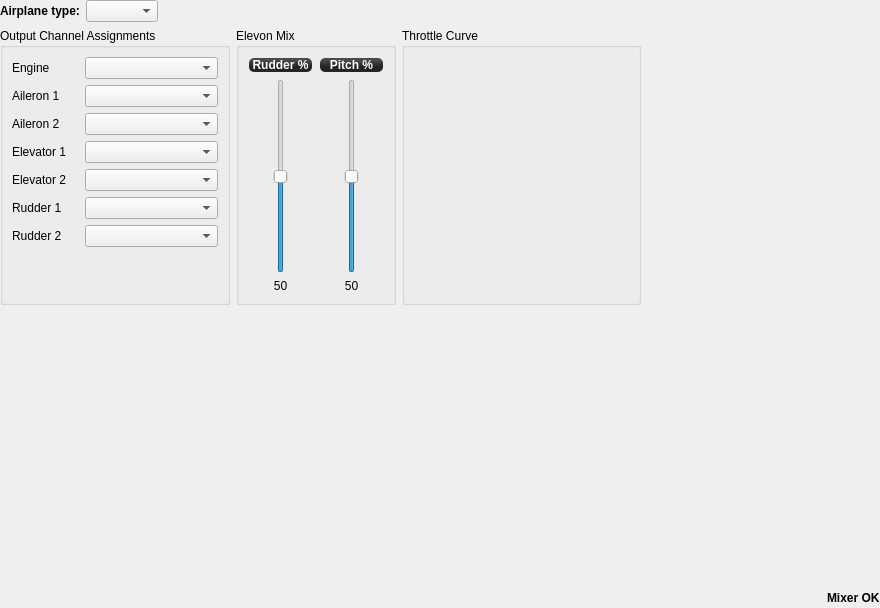
openpilot/OpenPilot, file ground/openpilotgcs/src/plugins/config/airframe_fixedwing.ui: the form before one commit.
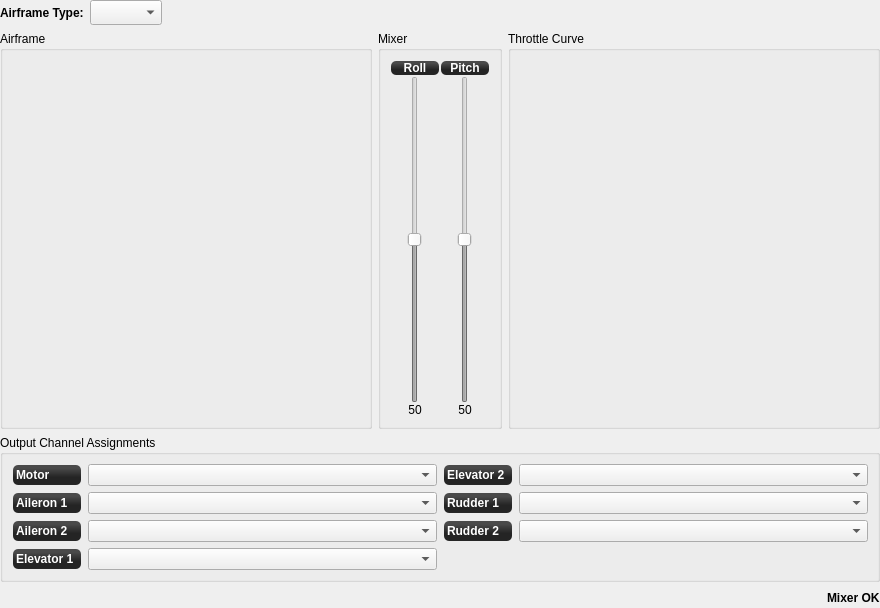
The form after the commit. Custom widgets are drawn as their Qt base class.

```diff
--- a/ground/openpilotgcs/src/plugins/config/airframe_fixedwing.ui
+++ b/ground/openpilotgcs/src/plugins/config/airframe_fixedwing.ui
@@ -13,20 +13,329 @@
   <property name="windowTitle">
    <string>Form</string>
   </property>
-  <layout class="QVBoxLayout" name="verticalLayout_10">
-   <property name="margin">
+  <layout class="QGridLayout" name="gridLayout">
+   <property name="leftMargin">
     <number>0</number>
    </property>
-   <item>
-    <layout class="QHBoxLayout" name="horizontalLayout_2">
+   <property name="topMargin">
+    <number>0</number>
+   </property>
+   <property name="rightMargin">
+    <number>0</number>
+   </property>
+   <property name="bottomMargin">
+    <number>0</number>
+   </property>
+   <item row="2" column="0">
+    <widget class="QGroupBox" name="airframeBox">
+     <property name="minimumSize">
+      <size>
+       <width>10</width>
+       <height>10</height>
+      </size>
+     </property>
+     <property name="maximumSize">
+      <size>
+       <width>16777215</width>
+       <height>16777215</height>
+      </size>
+     </property>
+     <property name="title">
+      <string>Airframe</string>
+     </property>
+     <layout class="QVBoxLayout" name="verticalLayout_8" stretch="1">
+      <property name="leftMargin">
+       <number>9</number>
+      </property>
+      <property name="topMargin">
+       <number>9</number>
+      </property>
+      <property name="rightMargin">
+       <number>9</number>
+      </property>
+      <property name="bottomMargin">
+       <number>9</number>
+      </property>
+      <item>
+       <widget class="QGraphicsView" name="planeShape">
+        <property name="sizePolicy">
+         <sizepolicy hsizetype="MinimumExpanding" vsizetype="MinimumExpanding">
+          <horstretch>0</horstretch>
+          <verstretch>0</verstretch>
+         </sizepolicy>
+        </property>
+        <property name="minimumSize">
+         <size>
+          <width>10</width>
+          <height>10</height>
+         </size>
+        </property>
+        <property name="styleSheet">
+         <string notr="true">background:transparent</string>
+        </property>
+        <property name="frameShape">
+         <enum>QFrame::NoFrame</enum>
+        </property>
+        <property name="frameShadow">
+         <enum>QFrame::Plain</enum>
+        </property>
+       </widget>
+      </item>
+     </layout>
+    </widget>
+   </item>
+   <item row="2" column="2">
+    <widget class="QGroupBox" name="throttleCurveBox">
+     <property name="sizePolicy">
+      <sizepolicy hsizetype="Minimum" vsizetype="Preferred">
+       <horstretch>0</horstretch>
+       <verstretch>0</verstretch>
+      </sizepolicy>
+     </property>
+     <property name="minimumSize">
+      <size>
+       <width>10</width>
+       <height>10</height>
+      </size>
+     </property>
+     <property name="maximumSize">
+      <size>
+       <width>16777215</width>
+       <height>16777215</height>
+      </size>
+     </property>
+     <property name="title">
+      <string>Throttle Curve</string>
+     </property>
+     <layout class="QVBoxLayout" name="verticalLayout_9">
+      <property name="leftMargin">
+       <number>9</number>
+      </property>
+      <property name="topMargin">
+       <number>9</number>
+      </property>
+      <property name="rightMargin">
+       <number>9</number>
+      </property>
+      <property name="bottomMargin">
+       <number>9</number>
+      </property>
+      <item>
+       <widget class="MixerCurve" name="fixedWingThrottle" native="true">
+        <property name="sizePolicy">
+         <sizepolicy hsizetype="MinimumExpanding" vsizetype="MinimumExpanding">
+          <horstretch>0</horstretch>
+          <verstretch>0</verstretch>
+         </sizepolicy>
+        </property>
+        <property name="minimumSize">
+         <size>
+          <width>10</width>
+          <height>10</height>
+         </size>
+        </property>
+        <property name="sizeIncrement">
+         <size>
+          <width>10</width>
+          <height>10</height>
+         </size>
+        </property>
+        <property name="baseSize">
+         <size>
+          <width>50</width>
+          <height>50</height>
+         </size>
+        </property>
+       </widget>
+      </item>
+     </layout>
+    </widget>
+   </item>
+   <item row="2" column="1">
+    <widget class="QGroupBox" name="elevonMixBox">
+     <property name="maximumSize">
+      <size>
+       <width>16777215</width>
+       <height>16777215</height>
+      </size>
+     </property>
+     <property name="title">
+      <string>Mixer</string>
+     </property>
+     <layout class="QGridLayout" name="gridLayout_2">
+      <property name="leftMargin">
+       <number>9</number>
+      </property>
+      <property name="topMargin">
+       <number>9</number>
+      </property>
+      <property name="rightMargin">
+       <number>9</number>
+      </property>
+      <property name="bottomMargin">
+       <number>9</number>
+      </property>
+      <property name="horizontalSpacing">
+       <number>0</number>
+      </property>
+      <item row="0" column="0">
+       <layout class="QVBoxLayout" name="verticalLayout">
+        <item>
+         <widget class="QLabel" name="elevonLabel1">
+          <property name="sizePolicy">
+           <sizepolicy hsizetype="Minimum" vsizetype="Preferred">
+            <horstretch>0</horstretch>
+            <verstretch>0</verstretch>
+           </sizepolicy>
+          </property>
+          <property name="minimumSize">
+           <size>
+            <width>50</width>
+            <height>0</height>
+           </size>
+          </property>
+          <property name="maximumSize">
+           <size>
+            <width>16777215</width>
+            <height>16777215</height>
+           </size>
+          </property>
+          <property name="styleSheet">
+           <string notr="true">background-color: qlineargradient(spread:reflect, x1:0.507, y1:0, x2:0.507, y2:0.772, stop:0.208955 rgba(74, 74, 74, 255), stop:0.78607 rgba(36, 36, 36, 255));
+color: rgb(255, 255, 255);
+border-radius: 5;
+font: bold 12px;
+margin:1px;</string>
+          </property>
+          <property name="text">
+           <string>Roll</string>
+          </property>
+          <property name="alignment">
+           <set>Qt::AlignCenter</set>
+          </property>
+         </widget>
+        </item>
+        <item>
+         <widget class="QSlider" name="elevonSlider1">
+          <property name="enabled">
+           <bool>false</bool>
+          </property>
+          <property name="minimumSize">
+           <size>
+            <width>50</width>
+            <height>0</height>
+           </size>
+          </property>
+          <property name="toolTip">
+           <string>Weight of mixing in percent</string>
+          </property>
+          <property name="maximum">
+           <number>100</number>
+          </property>
+          <property name="value">
+           <number>50</number>
+          </property>
+          <property name="orientation">
+           <enum>Qt::Vertical</enum>
+          </property>
+         </widget>
+        </item>
+        <item>
+         <widget class="QLabel" name="elevonSliderLabel1">
+          <property name="minimumSize">
+           <size>
+            <width>40</width>
+            <height>0</height>
+           </size>
+          </property>
+          <property name="text">
+           <string>50</string>
+          </property>
+          <property name="alignment">
+           <set>Qt::AlignCenter</set>
+          </property>
+         </widget>
+        </item>
+       </layout>
+      </item>
+      <item row="0" column="1">
+       <layout class="QVBoxLayout" name="verticalLayout_2">
+        <item>
+         <widget class="QLabel" name="elevonLabel2">
+          <property name="minimumSize">
+           <size>
+            <width>50</width>
+            <height>0</height>
+           </size>
+          </property>
+          <property name="styleSheet">
+           <string notr="true">background-color: qlineargradient(spread:reflect, x1:0.507, y1:0, x2:0.507, y2:0.772, stop:0.208955 rgba(74, 74, 74, 255), stop:0.78607 rgba(36, 36, 36, 255));
+color: rgb(255, 255, 255);
+border-radius: 5;
+font: bold 12px;
+margin:1px;</string>
+          </property>
+          <property name="text">
+           <string>Pitch</string>
+          </property>
+          <property name="alignment">
+           <set>Qt::AlignCenter</set>
+          </property>
+         </widget>
+        </item>
+        <item>
+         <widget class="QSlider" name="elevonSlider2">
+          <property name="enabled">
+           <bool>false</bool>
+          </property>
+          <property name="minimumSize">
+           <size>
+            <width>50</width>
+            <height>0</height>
+           </size>
+          </property>
+          <property name="toolTip">
+           <string>Weight of mixing in percent</string>
+          </property>
+          <property name="maximum">
+           <number>100</number>
+          </property>
+          <property name="value">
+           <number>50</number>
+          </property>
+          <property name="orientation">
+           <enum>Qt::Vertical</enum>
+          </property>
+         </widget>
+        </item>
+        <item>
+         <widget class="QLabel" name="elevonSliderLabel2">
+          <property name="minimumSize">
+           <size>
+            <width>40</width>
+            <height>0</height>
+           </size>
+          </property>
+          <property name="text">
+           <string>50</string>
+          </property>
+          <property name="alignment">
+           <set>Qt::AlignCenter</set>
+          </property>
+         </widget>
+        </item>
+       </layout>
+      </item>
+     </layout>
+    </widget>
+   </item>
+   <item row="0" column="0" colspan="3">
+    <layout class="QHBoxLayout" name="horizontalLayout_7">
+     <property name="sizeConstraint">
+      <enum>QLayout::SetFixedSize</enum>
+     </property>
      <item>
-      <widget class="QLabel" name="label_5">
-       <property name="sizePolicy">
-        <sizepolicy hsizetype="Minimum" vsizetype="Preferred">
-         <horstretch>0</horstretch>
-         <verstretch>0</verstretch>
-        </sizepolicy>
-       </property>
+      <widget class="QLabel" name="aiframeTypelabel">
        <property name="font">
         <font>
          <weight>75</weight>
@@ -34,58 +343,256 @@
         </font>
        </property>
        <property name="text">
-        <string>Airplane type:</string>
+        <string>Airframe Type:</string>
        </property>
       </widget>
      </item>
      <item>
-      <widget class="QComboBox" name="fixedWingType"/>
-     </item>
-     <item>
-      <spacer name="horizontalSpacer_3">
-       <property name="orientation">
-        <enum>Qt::Horizontal</enum>
-       </property>
-       <property name="sizeHint" stdset="0">
-        <size>
-         <width>40</width>
-         <height>20</height>
-        </size>
-       </property>
-      </spacer>
-     </item>
-    </layout>
-   </item>
-   <item>
-    <layout class="QHBoxLayout" name="horizontalLayout_4">
-     <property name="rightMargin">
-      <number>0</number>
-     </property>
-     <item>
-      <widget class="QGroupBox" name="channelBox">
+      <widget class="QComboBox" name="fixedWingType">
        <property name="sizePolicy">
-        <sizepolicy hsizetype="Preferred" vsizetype="Expanding">
+        <sizepolicy hsizetype="Fixed" vsizetype="Minimum">
          <horstretch>0</horstretch>
          <verstretch>0</verstretch>
         </sizepolicy>
        </property>
        <property name="minimumSize">
         <size>
-         <width>230</width>
-         <height>100</height>
+         <width>25</width>
+         <height>25</height>
         </size>
        </property>
-       <property name="title">
-        <string>Output Channel Assignments</string>
+       <property name="maximumSize">
+        <size>
+         <width>16777215</width>
+         <height>25</height>
+        </size>
        </property>
+       <property name="toolTip">
+        <string>Select Fixed-wing type</string>
+       </property>
+      </widget>
+     </item>
+     <item>
+      <spacer name="horizontalSpacer_5">
+       <property name="orientation">
+        <enum>Qt::Horizontal</enum>
+       </property>
+       <property name="sizeHint" stdset="0">
+        <size>
+         <width>10</width>
+         <height>13</height>
+        </size>
+       </property>
+      </spacer>
+     </item>
+    </layout>
+   </item>
+   <item row="4" column="0" colspan="3">
+    <layout class="QHBoxLayout" name="horizontalLayout_6">
+     <item>
+      <spacer name="horizontalSpacer_6">
+       <property name="orientation">
+        <enum>Qt::Horizontal</enum>
+       </property>
+       <property name="sizeHint" stdset="0">
+        <size>
+         <width>10</width>
+         <height>20</height>
+        </size>
+       </property>
+      </spacer>
+     </item>
+     <item>
+      <widget class="QLabel" name="fwStatusLabel">
+       <property name="sizePolicy">
+        <sizepolicy hsizetype="Preferred" vsizetype="Preferred">
+         <horstretch>0</horstretch>
+         <verstretch>0</verstretch>
+        </sizepolicy>
+       </property>
+       <property name="font">
+        <font>
+         <weight>75</weight>
+         <bold>true</bold>
+        </font>
+       </property>
+       <property name="text">
+        <string>Mixer OK</string>
+       </property>
+       <property name="alignment">
+        <set>Qt::AlignLeading|Qt::AlignLeft|Qt::AlignVCenter</set>
+       </property>
+      </widget>
+     </item>
+    </layout>
+   </item>
+   <item row="3" column="0" colspan="3">
+    <widget class="QGroupBox" name="channelBox">
+     <property name="sizePolicy">
+      <sizepolicy hsizetype="Preferred" vsizetype="Preferred">
+       <horstretch>0</horstretch>
+       <verstretch>0</verstretch>
+      </sizepolicy>
+     </property>
+     <property name="minimumSize">
+      <size>
+       <width>0</width>
+       <height>140</height>
+      </size>
+     </property>
+     <property name="title">
+      <string>Output Channel Assignments</string>
+     </property>
+     <layout class="QGridLayout" name="gridLayout_7" columnstretch="1,1">
+      <property name="leftMargin">
+       <number>9</number>
+      </property>
+      <property name="topMargin">
+       <number>9</number>
+      </property>
+      <property name="rightMargin">
+       <number>9</number>
+      </property>
+      <property name="bottomMargin">
+       <number>9</number>
+      </property>
+      <item row="0" column="1" rowspan="2">
+       <layout class="QFormLayout" name="formLayout_5">
+        <property name="sizeConstraint">
+         <enum>QLayout::SetMaximumSize</enum>
+        </property>
+        <property name="fieldGrowthPolicy">
+         <enum>QFormLayout::AllNonFixedFieldsGrow</enum>
+        </property>
+        <property name="verticalSpacing">
+         <number>6</number>
+        </property>
+        <item row="0" column="0">
+         <widget class="QLabel" name="fwElevator2Label">
+          <property name="minimumSize">
+           <size>
+            <width>70</width>
+            <height>0</height>
+           </size>
+          </property>
+          <property name="styleSheet">
+           <string notr="true">background-color: qlineargradient(spread:reflect, x1:0.507, y1:0, x2:0.507, y2:0.772, stop:0.208955 rgba(74, 74, 74, 255), stop:0.78607 rgba(36, 36, 36, 255));
+color: rgb(255, 255, 255);
+border-radius: 5;
+font: bold 12px;
+margin:1px;</string>
+          </property>
+          <property name="text">
+           <string>Elevator 2</string>
+          </property>
+         </widget>
+        </item>
+        <item row="0" column="1">
+         <widget class="QComboBox" name="fwElevator2ChannelBox">
+          <property name="enabled">
+           <bool>true</bool>
+          </property>
+          <property name="sizePolicy">
+           <sizepolicy hsizetype="Preferred" vsizetype="Fixed">
+            <horstretch>0</horstretch>
+            <verstretch>0</verstretch>
+           </sizepolicy>
+          </property>
+          <property name="toolTip">
+           <string>Assign your output channel</string>
+          </property>
+         </widget>
+        </item>
+        <item row="1" column="0">
+         <widget class="QLabel" name="fwRudder1Label">
+          <property name="minimumSize">
+           <size>
+            <width>70</width>
+            <height>0</height>
+           </size>
+          </property>
+          <property name="styleSheet">
+           <string notr="true">background-color: qlineargradient(spread:reflect, x1:0.507, y1:0, x2:0.507, y2:0.772, stop:0.208955 rgba(74, 74, 74, 255), stop:0.78607 rgba(36, 36, 36, 255));
+color: rgb(255, 255, 255);
+border-radius: 5;
+font: bold 12px;
+margin:1px;</string>
+          </property>
+          <property name="text">
+           <string>Rudder 1</string>
+          </property>
+         </widget>
+        </item>
+        <item row="1" column="1">
+         <widget class="QComboBox" name="fwRudder1ChannelBox">
+          <property name="enabled">
+           <bool>true</bool>
+          </property>
+          <property name="toolTip">
+           <string>Assign your output channel</string>
+          </property>
+         </widget>
+        </item>
+        <item row="2" column="0">
+         <widget class="QLabel" name="fwRudder2Label">
+          <property name="minimumSize">
+           <size>
+            <width>70</width>
+            <height>0</height>
+           </size>
+          </property>
+          <property name="styleSheet">
+           <string notr="true">background-color: qlineargradient(spread:reflect, x1:0.507, y1:0, x2:0.507, y2:0.772, stop:0.208955 rgba(74, 74, 74, 255), stop:0.78607 rgba(36, 36, 36, 255));
+color: rgb(255, 255, 255);
+border-radius: 5;
+font: bold 12px;
+margin:1px;</string>
+          </property>
+          <property name="text">
+           <string>Rudder 2</string>
+          </property>
+         </widget>
+        </item>
+        <item row="2" column="1">
+         <widget class="QComboBox" name="fwRudder2ChannelBox">
+          <property name="enabled">
+           <bool>true</bool>
+          </property>
+          <property name="toolTip">
+           <string>Assign your output channel</string>
+          </property>
+         </widget>
+        </item>
+       </layout>
+      </item>
+      <item row="0" column="0" rowspan="2">
        <layout class="QFormLayout" name="formLayout_3">
+        <property name="sizeConstraint">
+         <enum>QLayout::SetMaximumSize</enum>
+        </property>
         <property name="fieldGrowthPolicy">
          <enum>QFormLayout::AllNonFixedFieldsGrow</enum>
         </property>
+        <property name="verticalSpacing">
+         <number>6</number>
+        </property>
         <item row="0" column="0">
          <widget class="QLabel" name="fwEngineLabel">
+          <property name="minimumSize">
+           <size>
+            <width>70</width>
+            <height>0</height>
+           </size>
+          </property>
+          <property name="styleSheet">
+           <string notr="true">background-color: qlineargradient(spread:reflect, x1:0.507, y1:0, x2:0.507, y2:0.772, stop:0.208955 rgba(74, 74, 74, 255), stop:0.78607 rgba(36, 36, 36, 255));
+color: rgb(255, 255, 255);
+border-radius: 5;
+font: bold 12px;
+margin:1px;</string>
+          </property>
           <property name="text">
-           <string>Engine</string>
+           <string>Motor</string>
           </property>
          </widget>
         </item>
@@ -100,10 +607,17 @@
          <widget class="QLabel" name="fwAileron1Label">
           <property name="minimumSize">
            <size>
-            <width>60</width>
+            <width>70</width>
             <height>0</height>
            </size>
           </property>
+          <property name="styleSheet">
+           <string notr="true">background-color: qlineargradient(spread:reflect, x1:0.507, y1:0, x2:0.507, y2:0.772, stop:0.208955 rgba(74, 74, 74, 255), stop:0.78607 rgba(36, 36, 36, 255));
+color: rgb(255, 255, 255);
+border-radius: 5;
+font: bold 12px;
+margin:1px;</string>
+          </property>
           <property name="text">
            <string>Aileron 1</string>
           </property>
@@ -118,15 +632,19 @@
         </item>
         <item row="2" column="0">
          <widget class="QLabel" name="fwAileron2Label">
-          <property name="enabled">
-           <bool>true</bool>
-          </property>
           <property name="minimumSize">
            <size>
-            <width>60</width>
+            <width>70</width>
             <height>0</height>
            </size>
           </property>
+          <property name="styleSheet">
+           <string notr="true">background-color: qlineargradient(spread:reflect, x1:0.507, y1:0, x2:0.507, y2:0.772, stop:0.208955 rgba(74, 74, 74, 255), stop:0.78607 rgba(36, 36, 36, 255));
+color: rgb(255, 255, 255);
+border-radius: 5;
+font: bold 12px;
+margin:1px;</string>
+          </property>
           <property name="text">
            <string>Aileron 2</string>
           </property>
@@ -134,9 +652,6 @@
         </item>
         <item row="2" column="1">
          <widget class="QComboBox" name="fwAileron2ChannelBox">
-          <property name="enabled">
-           <bool>true</bool>
-          </property>
           <property name="toolTip">
            <string>Select output channel for the second aileron (or elevon)</string>
           </property>
@@ -146,10 +661,17 @@
          <widget class="QLabel" name="fwElevator1Label">
           <property name="minimumSize">
            <size>
-            <width>67</width>
+            <width>70</width>
             <height>0</height>
            </size>
           </property>
+          <property name="styleSheet">
+           <string notr="true">background-color: qlineargradient(spread:reflect, x1:0.507, y1:0, x2:0.507, y2:0.772, stop:0.208955 rgba(74, 74, 74, 255), stop:0.78607 rgba(36, 36, 36, 255));
+color: rgb(255, 255, 255);
+border-radius: 5;
+font: bold 12px;
+margin:1px;</string>
+          </property>
           <property name="text">
            <string>Elevator 1</string>
           </property>
@@ -162,300 +684,10 @@
           </property>
          </widget>
         </item>
-        <item row="4" column="0">
-         <widget class="QLabel" name="fwElevator2Label">
-          <property name="enabled">
-           <bool>true</bool>
-          </property>
-          <property name="minimumSize">
-           <size>
-            <width>67</width>
-            <height>0</height>
-           </size>
-          </property>
-          <property name="text">
-           <string>Elevator 2</string>
-          </property>
-         </widget>
-        </item>
-        <item row="4" column="1">
-         <widget class="QComboBox" name="fwElevator2ChannelBox">
-          <property name="enabled">
-           <bool>true</bool>
-          </property>
-          <property name="toolTip">
-           <string>Select output channel for a secondary elevator</string>
-          </property>
-         </widget>
-        </item>
-        <item row="5" column="0">
-         <widget class="QLabel" name="fwRudder1Label">
-          <property name="text">
-           <string>Rudder 1</string>
-          </property>
-         </widget>
-        </item>
-        <item row="5" column="1">
-         <widget class="QComboBox" name="fwRudder1ChannelBox">
-          <property name="toolTip">
-           <string>Select output channel for the first rudder</string>
-          </property>
-         </widget>
-        </item>
-        <item row="6" column="0">
-         <widget class="QLabel" name="fwRudder2Label">
-          <property name="text">
-           <string>Rudder 2</string>
-          </property>
-         </widget>
-        </item>
-        <item row="6" column="1">
-         <widget class="QComboBox" name="fwRudder2ChannelBox">
-          <property name="toolTip">
-           <string>Select output channel for a secondary rudder</string>
-          </property>
-         </widget>
-        </item>
        </layout>
-      </widget>
-     </item>
-     <item>
-      <widget class="QGroupBox" name="elevonMixBox">
-       <property name="sizePolicy">
-        <sizepolicy hsizetype="Preferred" vsizetype="Expanding">
-         <horstretch>0</horstretch>
-         <verstretch>0</verstretch>
-        </sizepolicy>
-       </property>
-       <property name="title">
-        <string>Elevon Mix</string>
-       </property>
-       <layout class="QVBoxLayout" name="verticalLayout_13">
-        <item>
-         <layout class="QHBoxLayout" name="horizontalLayout_8">
-          <item>
-           <layout class="QVBoxLayout" name="verticalLayout_14">
-            <item>
-             <widget class="QLabel" name="elevonLabel1">
-              <property name="minimumSize">
-               <size>
-                <width>65</width>
-                <height>0</height>
-               </size>
-              </property>
-              <property name="styleSheet">
-               <string notr="true">background-color: qlineargradient(spread:reflect, x1:0.507, y1:0, x2:0.507, y2:0.772, stop:0.208955 rgba(74, 74, 74, 255), stop:0.78607 rgba(36, 36, 36, 255));
-color: rgb(255, 255, 255);
-border-radius: 5;
-font: bold 12px;
-margin:1px;</string>
-              </property>
-              <property name="text">
-               <string>Rudder %</string>
-              </property>
-              <property name="alignment">
-               <set>Qt::AlignCenter</set>
-              </property>
-             </widget>
-            </item>
-            <item>
-             <widget class="QSlider" name="elevonSlider1">
-              <property name="sizePolicy">
-               <sizepolicy hsizetype="Preferred" vsizetype="MinimumExpanding">
-                <horstretch>0</horstretch>
-                <verstretch>0</verstretch>
-               </sizepolicy>
-              </property>
-              <property name="maximum">
-               <number>100</number>
-              </property>
-              <property name="value">
-               <number>50</number>
-              </property>
-              <property name="orientation">
-               <enum>Qt::Vertical</enum>
-              </property>
-             </widget>
-            </item>
-            <item>
-             <widget class="QLabel" name="elevonSliderLabel1">
-              <property name="text">
-               <string>50</string>
-              </property>
-              <property name="alignment">
-               <set>Qt::AlignCenter</set>
-              </property>
-             </widget>
-            </item>
-           </layout>
-          </item>
-          <item>
-           <layout class="QVBoxLayout" name="verticalLayout_15">
-            <item>
-             <widget class="QLabel" name="elevonLabel2">
-              <property name="minimumSize">
-               <size>
-                <width>65</width>
-                <height>0</height>
-               </size>
-              </property>
-              <property name="styleSheet">
-               <string notr="true">background-color: qlineargradient(spread:reflect, x1:0.507, y1:0, x2:0.507, y2:0.772, stop:0.208955 rgba(74, 74, 74, 255), stop:0.78607 rgba(36, 36, 36, 255));
-color: rgb(255, 255, 255);
-border-radius: 5;
-font: bold 12px;
-margin:1px;</string>
-              </property>
-              <property name="text">
-               <string>Pitch %</string>
-              </property>
-              <property name="alignment">
-               <set>Qt::AlignCenter</set>
-              </property>
-             </widget>
-            </item>
-            <item>
-             <widget class="QSlider" name="elevonSlider2">
-              <property name="sizePolicy">
-               <sizepolicy hsizetype="Preferred" vsizetype="MinimumExpanding">
-                <horstretch>0</horstretch>
-                <verstretch>0</verstretch>
-               </sizepolicy>
-              </property>
-              <property name="maximum">
-               <number>100</number>
-              </property>
-              <property name="value">
-               <number>50</number>
-              </property>
-              <property name="orientation">
-               <enum>Qt::Vertical</enum>
-              </property>
-             </widget>
-            </item>
-            <item>
-             <widget class="QLabel" name="elevonSliderLabel2">
-              <property name="text">
-               <string>50</string>
-              </property>
-              <property name="alignment">
-               <set>Qt::AlignCenter</set>
-              </property>
-             </widget>
-            </item>
-           </layout>
-          </item>
-         </layout>
-        </item>
-       </layout>
-      </widget>
-     </item>
-     <item>
-      <widget class="QGroupBox" name="throttleCurveBox">
-       <property name="sizePolicy">
-        <sizepolicy hsizetype="Preferred" vsizetype="Preferred">
-         <horstretch>0</horstretch>
-         <verstretch>100</verstretch>
-        </sizepolicy>
-       </property>
-       <property name="title">
-        <string>Throttle Curve</string>
-       </property>
-       <layout class="QVBoxLayout" name="verticalLayout_16">
-        <item>
-         <widget class="MixerCurve" name="fixedWingThrottle" native="true">
-          <property name="sizePolicy">
-           <sizepolicy hsizetype="Expanding" vsizetype="Expanding">
-            <horstretch>1</horstretch>
-            <verstretch>1</verstretch>
-           </sizepolicy>
-          </property>
-          <property name="minimumSize">
-           <size>
-            <width>0</width>
-            <height>0</height>
-           </size>
-          </property>
-          <property name="maximumSize">
-           <size>
-            <width>500</width>
-            <height>500</height>
-           </size>
-          </property>
-          <property name="sizeIncrement">
-           <size>
-            <width>10</width>
-            <height>10</height>
-           </size>
-          </property>
-          <property name="baseSize">
-           <size>
-            <width>300</width>
-            <height>350</height>
-           </size>
-          </property>
-         </widget>
-        </item>
-       </layout>
-      </widget>
-     </item>
-     <item>
-      <spacer name="horizontalSpacer">
-       <property name="orientation">
-        <enum>Qt::Horizontal</enum>
-       </property>
-       <property name="sizeHint" stdset="0">
-        <size>
-         <width>0</width>
-         <height>20</height>
-        </size>
-       </property>
-      </spacer>
-     </item>
-    </layout>
-   </item>
-   <item>
-    <spacer name="verticalSpacer">
-     <property name="orientation">
-      <enum>Qt::Vertical</enum>
-     </property>
-     <property name="sizeHint" stdset="0">
-      <size>
-       <width>20</width>
-       <height>40</height>
-      </size>
-     </property>
-    </spacer>
-   </item>
-   <item>
-    <layout class="QHBoxLayout" name="bottomLayout">
-     <item>
-      <spacer name="horizontalSpacer_11">
-       <property name="orientation">
-        <enum>Qt::Horizontal</enum>
-       </property>
-       <property name="sizeHint" stdset="0">
-        <size>
-         <width>40</width>
-         <height>20</height>
-        </size>
-       </property>
-      </spacer>
-     </item>
-     <item>
-      <widget class="QLabel" name="fwStatusLabel">
-       <property name="font">
-        <font>
-         <weight>75</weight>
-         <bold>true</bold>
-        </font>
-       </property>
-       <property name="text">
-        <string>Mixer OK</string>
-       </property>
-      </widget>
-     </item>
-    </layout>
+      </item>
+     </layout>
+    </widget>
    </item>
   </layout>
  </widget>
```
Left out of the diff: 8 changed lines with no effect on the pictures.
